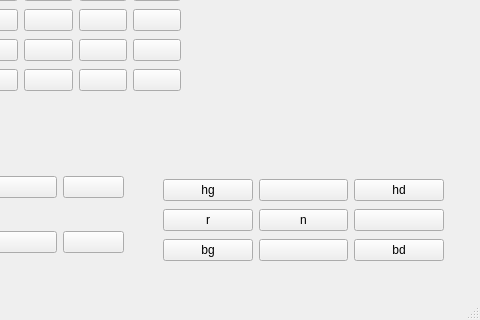
Above: design.ui from kiwinchess/domino before the change; both pictures show x 387 to 867 and y 373 to 693 of the 867 by 693 pixel window. Below: the same form after it.
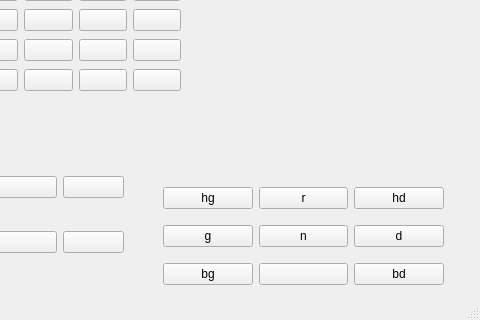
That is the form after the change.

Diff of the .ui file:
```diff
--- a/design.ui
+++ b/design.ui
@@ -964,7 +964,7 @@
       <x>550</x>
       <y>550</y>
       <width>281</width>
-      <height>89</height>
+      <height>120</height>
      </rect>
     </property>
     <layout class="QGridLayout" name="gridLayout_Commande">
@@ -978,7 +978,7 @@
      <item row="2" column="0">
       <widget class="QPushButton" name="pushButton_136">
        <property name="text">
-        <string>r</string>
+        <string>g</string>
        </property>
       </widget>
      </item>
@@ -1013,7 +1013,7 @@
      <item row="0" column="1">
       <widget class="QPushButton" name="pushButton_132">
        <property name="text">
-        <string/>
+        <string>r</string>
        </property>
       </widget>
      </item>
@@ -1027,7 +1027,7 @@
      <item row="2" column="2">
       <widget class="QPushButton" name="pushButton_137">
        <property name="text">
-        <string/>
+        <string>d</string>
        </property>
       </widget>
      </item>
```
